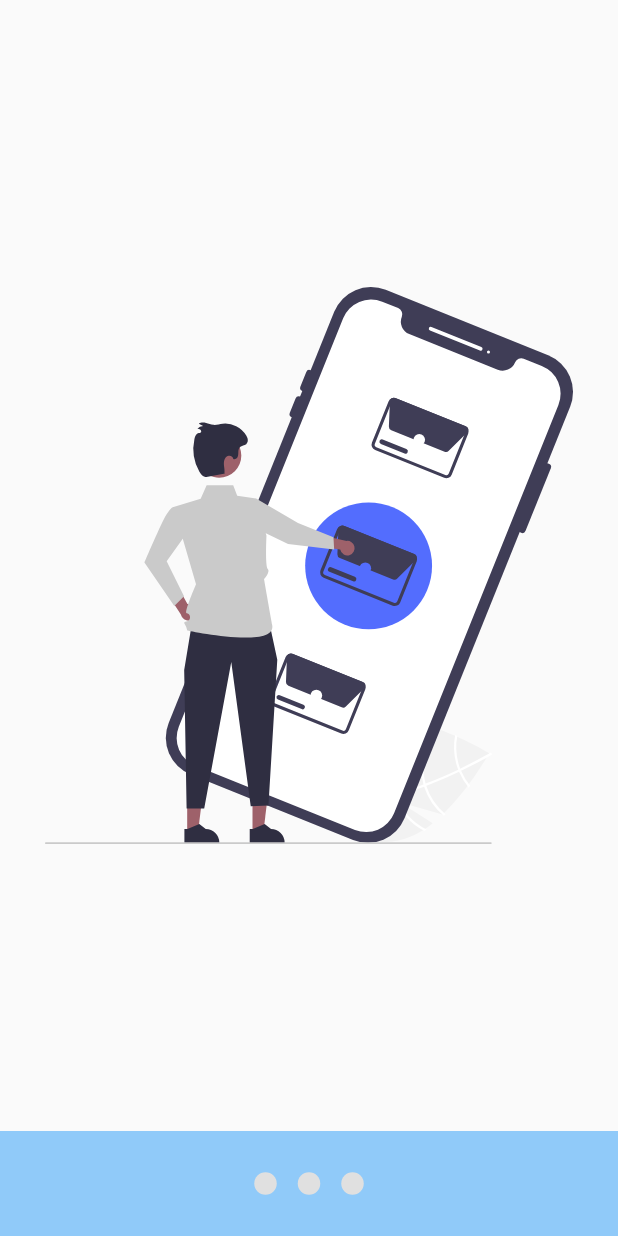
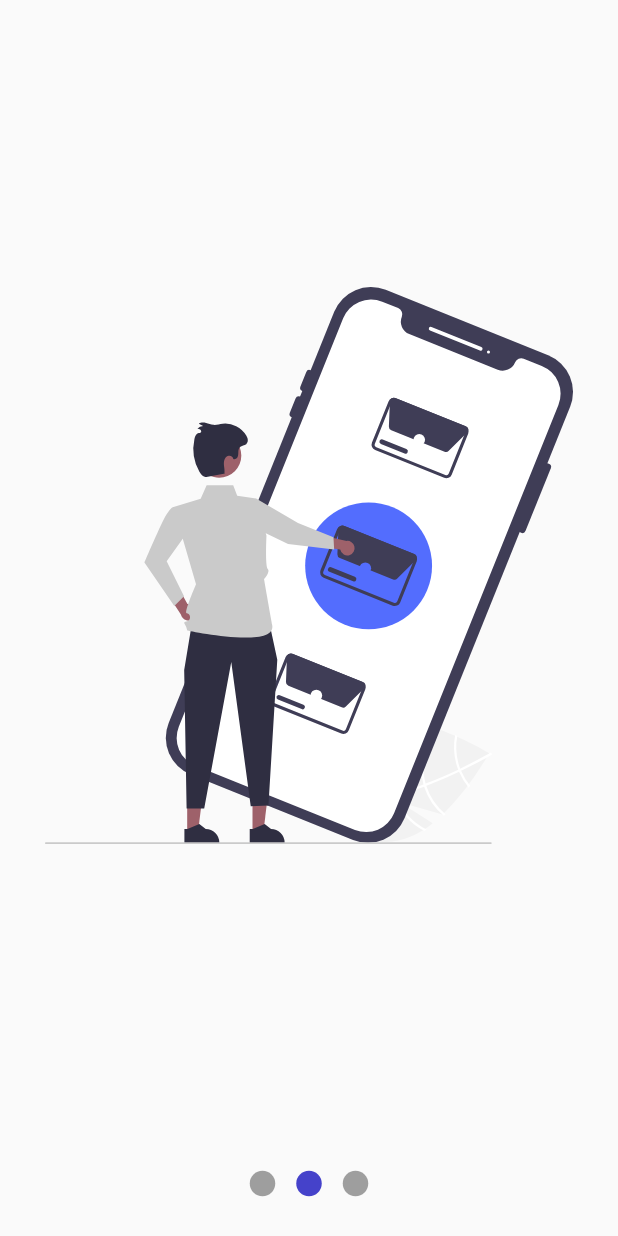
Before and after one commit to LluviaSaucedoM/intermediateFlutterCourse, a Flutter app: the screen it shows after launch, swiped to page 2, on a phone screen of 412 x 824 dp. Run offline on Flutter 3.47's test engine with Material 2 defaults, Android fonts, the light colour scheme and no system bars; our stand-ins replace flutter_svg.

Commit message:
Slide Show Page añadiendo SliderModel y vista en el README

```diff
--- a/lib/src/models/slider_model.dart
+++ b/lib/src/models/slider_model.dart
@@ -7,6 +7,7 @@ class SliderModel with ChangeNotifier {
 
   set currentPage(double currentPage) {
     _currentPage = currentPage;
+
     notifyListeners();
   }
 }
--- a/lib/src/pages/slideshow_page.dart
+++ b/lib/src/pages/slideshow_page.dart
@@ -1,4 +1,7 @@
 import 'package:flutter/material.dart';
+import 'package:provider/provider.dart';
+
+import 'package:designs/src/models/slider_model.dart';
 // ignore: import_of_legacy_library_into_null_safe
 import 'package:flutter_svg/svg.dart' show SvgPicture;
 
@@ -7,13 +10,16 @@ class SlideShowPage extends StatelessWidget {
 
   @override
   Widget build(BuildContext context) {
-    return Scaffold(
+    return ChangeNotifierProvider(
+      create: (_) => SliderModel(),
+      child: Scaffold(
         body: Center(
           child: Column(
             children: <Widget>[
               Expanded(child: _Slides()),
               _Dots(),
             ],
+          ),
         ),
       ),
     );
@@ -23,10 +29,9 @@ class SlideShowPage extends StatelessWidget {
 class _Dots extends StatelessWidget {
   @override
   Widget build(BuildContext context) {
-    return Container(
+    return SizedBox(
       width: double.infinity,
       height: 70,
-      color: Colors.blue[200],
       child: Row(
         mainAxisAlignment: MainAxisAlignment.center,
         children: const <Widget>[
@@ -48,12 +53,18 @@ class _Dot extends StatelessWidget {
 
   @override
   Widget build(BuildContext context) {
-    return Container(
-      width: 15,
-      height: 15,
+    final pageViewIndex = Provider.of<SliderModel>(context).currentPage;
+    return AnimatedContainer(
+      duration: const Duration(milliseconds: 200),
+      width: 17,
+      height: 17,
       margin: const EdgeInsets.symmetric(horizontal: 7),
-      decoration:
-          BoxDecoration(color: Colors.grey[300], shape: BoxShape.circle),
+      decoration: BoxDecoration(
+        color: (pageViewIndex >= index - 0.5 && pageViewIndex < index + 0.5)
+            ? const Color.fromARGB(255, 69, 66, 202)
+            : Colors.grey,
+        shape: BoxShape.circle,
+      ),
     );
   }
 }
@@ -64,12 +75,13 @@ class _Slides extends StatefulWidget {
 }
 
 class _SlidesState extends State<_Slides> {
-  final pageViewController = PageController();
+  final PageController pageViewController = PageController();
 
   @override
   void initState() {
     pageViewController.addListener(() {
-      print('pagina numero:${pageViewController.page}');
+      Provider.of<SliderModel>(context, listen: false).currentPage =
+          pageViewController.page!;
     });
     super.initState();
   }
```
Also changed, not shown: assets/glance/pantalla.12.png (added), assets/glance/pantalla.13.png (added), assets/glance/pantalla.14.png (added), 1 other file. Lines whose indentation alone changed are shown as unchanged.
